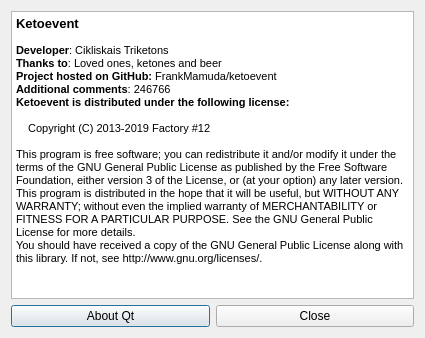
First picture: the form in about.ui, repository FrankMamuda/ketoevent, before the edit.
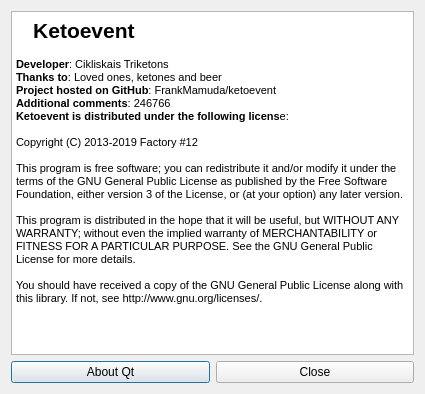
Second picture: the form after the edit. Icons and pictures are not drawn.

Commit message: add event event logo in description

Patch:
```diff
--- a/about.ui
+++ b/about.ui
@@ -7,7 +7,7 @@
     <x>0</x>
     <y>0</y>
     <width>425</width>
-    <height>338</height>
+    <height>394</height>
    </rect>
   </property>
   <property name="windowTitle">
@@ -25,20 +25,26 @@
 &lt;html&gt;&lt;head&gt;&lt;meta name=&quot;qrichtext&quot; content=&quot;1&quot; /&gt;&lt;style type=&quot;text/css&quot;&gt;
 p, li { white-space: pre-wrap; }
 &lt;/style&gt;&lt;/head&gt;&lt;body style=&quot; font-family:'MS Shell Dlg 2'; font-size:8.25pt; font-weight:400; font-style:normal;&quot;&gt;
-&lt;p style=&quot; margin-top:0px; margin-bottom:0px; margin-left:0px; margin-right:0px; -qt-block-indent:0; text-indent:0px;&quot;&gt;&lt;span style=&quot; font-size:10pt; font-weight:600;&quot;&gt;Ketoevent&lt;/span&gt;&lt;/p&gt;
+&lt;table border=&quot;0&quot; style=&quot; margin-top:0px; margin-bottom:0px; margin-left:0px; margin-right:0px;&quot; cellspacing=&quot;2&quot; cellpadding=&quot;0&quot;&gt;
+&lt;tr&gt;
+&lt;td&gt;
+&lt;p style=&quot; margin-top:0px; margin-bottom:0px; margin-left:0px; margin-right:0px; -qt-block-indent:0; text-indent:0px;&quot;&gt;&lt;img src=&quot;:/icons/logo_small&quot; /&gt;&lt;/p&gt;&lt;/td&gt;
+&lt;td style=&quot; vertical-align:middle;&quot;&gt;
+&lt;p style=&quot; margin-top:0px; margin-bottom:0px; margin-left:0px; margin-right:0px; -qt-block-indent:0; text-indent:0px;&quot;&gt;&lt;span style=&quot; font-weight:600;&quot;&gt;    &lt;/span&gt;&lt;span style=&quot; font-size:16pt; font-weight:600;&quot;&gt;Ketoevent&lt;/span&gt;&lt;/p&gt;&lt;/td&gt;&lt;/tr&gt;&lt;/table&gt;
 &lt;p style=&quot;-qt-paragraph-type:empty; margin-top:0px; margin-bottom:0px; margin-left:0px; margin-right:0px; -qt-block-indent:0; text-indent:0px;&quot;&gt;&lt;br /&gt;&lt;/p&gt;
-&lt;p style=&quot; margin-top:0px; margin-bottom:0px; margin-left:0px; margin-right:0px; -qt-block-indent:0; text-indent:0px;&quot;&gt;&lt;span style=&quot; font-size:8pt; font-weight:600;&quot;&gt;Developer&lt;/span&gt;&lt;span style=&quot; font-size:8pt;&quot;&gt;: Cikliskais Triketons&lt;/span&gt;&lt;/p&gt;
-&lt;p style=&quot; margin-top:0px; margin-bottom:0px; margin-left:0px; margin-right:0px; -qt-block-indent:0; text-indent:0px;&quot;&gt;&lt;span style=&quot; font-size:8pt; font-weight:600;&quot;&gt;Thanks to&lt;/span&gt;&lt;span style=&quot; font-size:8pt;&quot;&gt;: Loved ones, ketones and beer&lt;/span&gt;&lt;/p&gt;
-&lt;p style=&quot; margin-top:0px; margin-bottom:0px; margin-left:0px; margin-right:0px; -qt-block-indent:0; text-indent:0px;&quot;&gt;&lt;span style=&quot; font-size:8pt; font-weight:600;&quot;&gt;Project hosted on GitHub:&lt;/span&gt;&lt;span style=&quot; font-size:8pt;&quot;&gt; FrankMamuda/ketoevent&lt;/span&gt;&lt;/p&gt;
-&lt;p style=&quot; margin-top:0px; margin-bottom:0px; margin-left:0px; margin-right:0px; -qt-block-indent:0; text-indent:0px;&quot;&gt;&lt;span style=&quot; font-size:8pt; font-weight:600;&quot;&gt;Additional comments&lt;/span&gt;&lt;span style=&quot; font-size:8pt;&quot;&gt;: 246766&lt;/span&gt;&lt;/p&gt;
-&lt;p style=&quot; margin-top:0px; margin-bottom:0px; margin-left:0px; margin-right:0px; -qt-block-indent:0; text-indent:0px;&quot;&gt;&lt;span style=&quot; font-size:8pt; font-weight:600;&quot;&gt;Ketoevent is distributed under the following license:&lt;/span&gt;&lt;/p&gt;
-&lt;p style=&quot;-qt-paragraph-type:empty; margin-top:0px; margin-bottom:0px; margin-left:0px; margin-right:0px; -qt-block-indent:0; text-indent:0px; font-size:8pt; font-weight:600;&quot;&gt;&lt;br /&gt;&lt;/p&gt;
-&lt;p style=&quot; margin-top:0px; margin-bottom:0px; margin-left:0px; margin-right:0px; -qt-block-indent:0; text-indent:0px;&quot;&gt;&lt;span style=&quot; font-family:'Courier New,courier'; font-size:8pt;&quot;&gt;    Copyright (C) 2013-2019 Factory #12&lt;/span&gt;&lt;/p&gt;
-&lt;p style=&quot;-qt-paragraph-type:empty; margin-top:0px; margin-bottom:0px; margin-left:0px; margin-right:0px; -qt-block-indent:0; text-indent:0px; font-size:8pt;&quot;&gt;&lt;br /&gt;&lt;/p&gt;
-&lt;p style=&quot; margin-top:0px; margin-bottom:0px; margin-left:0px; margin-right:0px; -qt-block-indent:0; text-indent:0px;&quot;&gt;&lt;span style=&quot; font-size:8pt;&quot;&gt;This program is free software; you can redistribute it and/or modify it under the terms of the GNU General Public License as published by the Free Software Foundation, either version 3 of the License, or (at your option) any later version.&lt;/span&gt;&lt;/p&gt;
-&lt;p style=&quot; margin-top:0px; margin-bottom:0px; margin-left:0px; margin-right:0px; -qt-block-indent:0; text-indent:0px;&quot;&gt;&lt;span style=&quot; font-size:8pt;&quot;&gt;This program is distributed in the hope that it will be useful, but WITHOUT ANY WARRANTY; without even the implied warranty of MERCHANTABILITY or FITNESS FOR A PARTICULAR PURPOSE. See the GNU General Public License for more details. &lt;/span&gt;&lt;/p&gt;
-&lt;p style=&quot; margin-top:0px; margin-bottom:0px; margin-left:0px; margin-right:0px; -qt-block-indent:0; text-indent:0px;&quot;&gt;&lt;span style=&quot; font-size:8pt;&quot;&gt;You should have received a copy of the GNU General Public License along with this library. If not, see http://www.gnu.org/licenses/. &lt;/span&gt;&lt;/p&gt;
-&lt;p style=&quot;-qt-paragraph-type:empty; margin-top:0px; margin-bottom:0px; margin-left:0px; margin-right:0px; -qt-block-indent:0; text-indent:0px; font-size:8pt;&quot;&gt;&lt;br /&gt;&lt;/p&gt;&lt;/body&gt;&lt;/html&gt;</string>
+&lt;p style=&quot; margin-top:0px; margin-bottom:0px; margin-left:0px; margin-right:0px; -qt-block-indent:0; text-indent:0px;&quot;&gt;&lt;span style=&quot; font-weight:600;&quot;&gt;Developer&lt;/span&gt;: Cikliskais Triketons&lt;/p&gt;
+&lt;p style=&quot; margin-top:0px; margin-bottom:0px; margin-left:0px; margin-right:0px; -qt-block-indent:0; text-indent:0px;&quot;&gt;&lt;span style=&quot; font-weight:600;&quot;&gt;Thanks to&lt;/span&gt;: Loved ones, ketones and beer&lt;/p&gt;
+&lt;p style=&quot; margin-top:0px; margin-bottom:0px; margin-left:0px; margin-right:0px; -qt-block-indent:0; text-indent:0px;&quot;&gt;&lt;span style=&quot; font-weight:600;&quot;&gt;Project hosted on GitHub&lt;/span&gt;: FrankMamuda/ketoevent&lt;/p&gt;
+&lt;p style=&quot; margin-top:0px; margin-bottom:0px; margin-left:0px; margin-right:0px; -qt-block-indent:0; text-indent:0px;&quot;&gt;&lt;span style=&quot; font-weight:600;&quot;&gt;Additional comments&lt;/span&gt;: 246766&lt;/p&gt;
+&lt;p style=&quot; margin-top:0px; margin-bottom:0px; margin-left:0px; margin-right:0px; -qt-block-indent:0; text-indent:0px;&quot;&gt;&lt;span style=&quot; font-weight:600;&quot;&gt;Ketoevent is distributed under the following licens&lt;/span&gt;e:&lt;/p&gt;
+&lt;p style=&quot;-qt-paragraph-type:empty; margin-top:0px; margin-bottom:0px; margin-left:0px; margin-right:0px; -qt-block-indent:0; text-indent:0px;&quot;&gt;&lt;br /&gt;&lt;/p&gt;
+&lt;p style=&quot; margin-top:0px; margin-bottom:0px; margin-left:0px; margin-right:0px; -qt-block-indent:0; text-indent:0px;&quot;&gt;Copyright (C) 2013-2019 Factory #12&lt;/p&gt;
+&lt;p style=&quot;-qt-paragraph-type:empty; margin-top:0px; margin-bottom:0px; margin-left:0px; margin-right:0px; -qt-block-indent:0; text-indent:0px;&quot;&gt;&lt;br /&gt;&lt;/p&gt;
+&lt;p style=&quot; margin-top:0px; margin-bottom:0px; margin-left:0px; margin-right:0px; -qt-block-indent:0; text-indent:0px;&quot;&gt;This program is free software; you can redistribute it and/or modify it under the terms of the GNU General Public License as published by the Free Software Foundation, either version 3 of the License, or (at your option) any later version.&lt;/p&gt;
+&lt;p style=&quot;-qt-paragraph-type:empty; margin-top:0px; margin-bottom:0px; margin-left:0px; margin-right:0px; -qt-block-indent:0; text-indent:0px;&quot;&gt;&lt;br /&gt;&lt;/p&gt;
+&lt;p style=&quot; margin-top:0px; margin-bottom:0px; margin-left:0px; margin-right:0px; -qt-block-indent:0; text-indent:0px;&quot;&gt;This program is distributed in the hope that it will be useful, but WITHOUT ANY WARRANTY; without even the implied warranty of MERCHANTABILITY or FITNESS FOR A PARTICULAR PURPOSE. See the GNU General Public License for more details. &lt;/p&gt;
+&lt;p style=&quot;-qt-paragraph-type:empty; margin-top:0px; margin-bottom:0px; margin-left:0px; margin-right:0px; -qt-block-indent:0; text-indent:0px;&quot;&gt;&lt;br /&gt;&lt;/p&gt;
+&lt;p style=&quot; margin-top:0px; margin-bottom:0px; margin-left:0px; margin-right:0px; -qt-block-indent:0; text-indent:0px;&quot;&gt;You should have received a copy of the GNU General Public License along with this library. If not, see http://www.gnu.org/licenses/.&lt;/p&gt;&lt;/body&gt;&lt;/html&gt;</string>
      </property>
     </widget>
    </item>
```
The commit also changes 2 other files.
